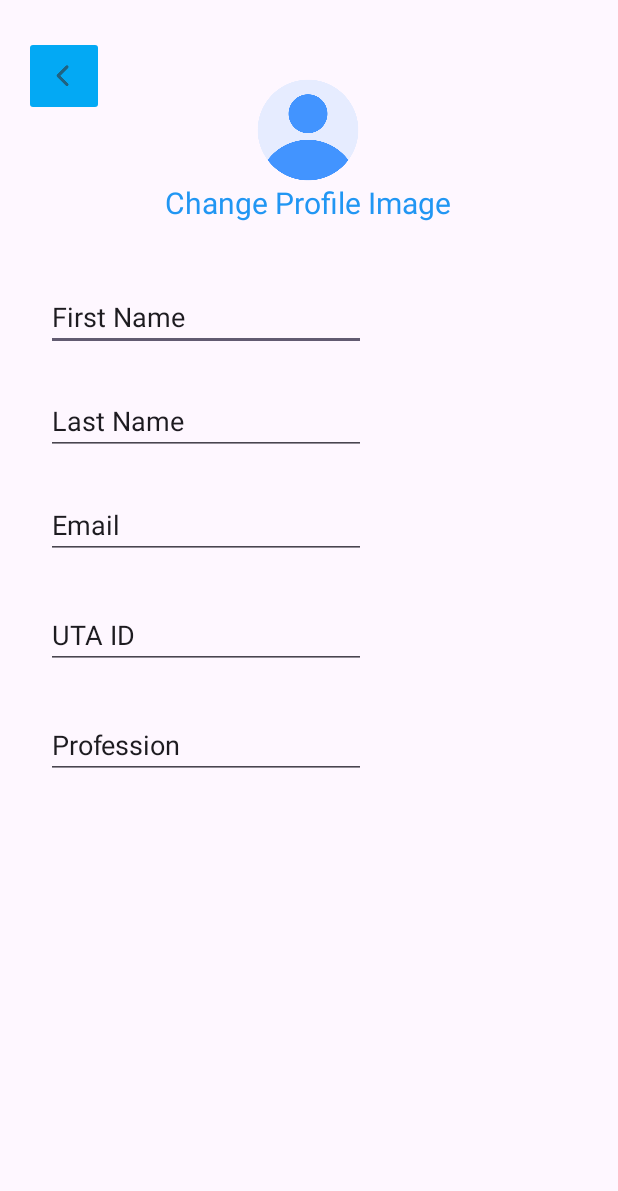
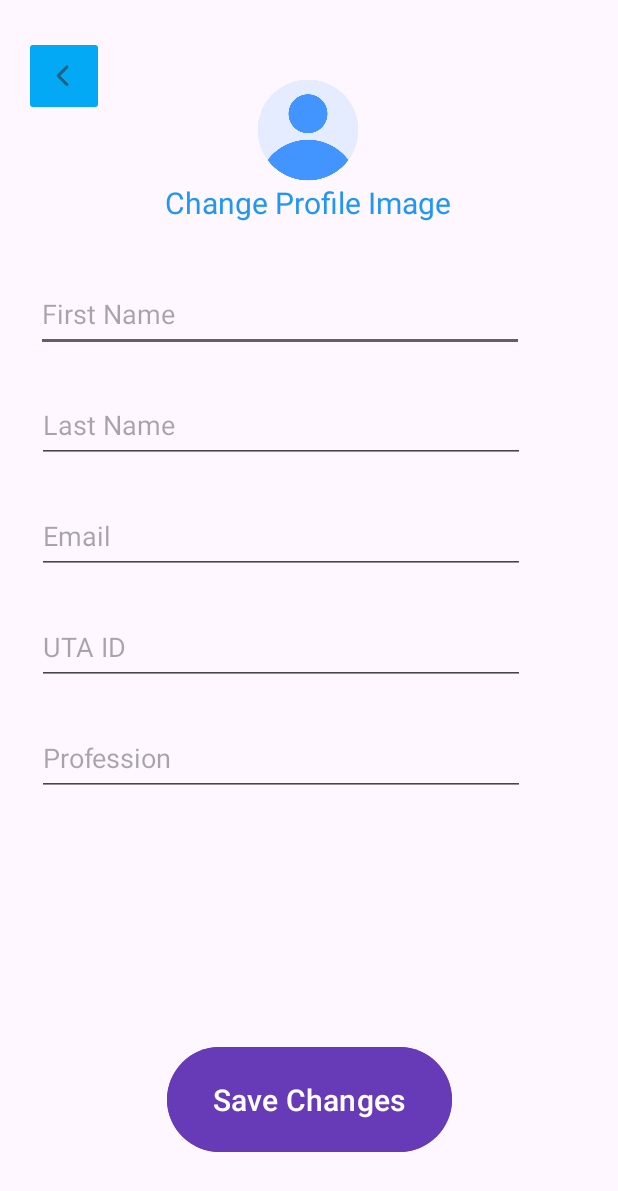
Before and after one commit to Ethyn-N/CritterCalls, an Android app built with Jetpack Compose: the EditAccountActivity screen opened directly, with no data from a screen before it, on a phone screen of 412 x 824 dp. Shown: the top 1191 px of the screen. Run offline under Robolectric (Android 15) with nearby library versions, the phone set to English and light mode, and no system bars; our stand-ins replace Firebase (no records; nobody signed in at launch, a user with empty details on screens opened directly).

Commit message:
Added Profile and Edit Profile elements.

```diff
--- a/app/src/main/java/com/example/crittercalls/EditAccountActivity.java
+++ b/app/src/main/java/com/example/crittercalls/EditAccountActivity.java
@@ -2,13 +2,52 @@ package com.example.crittercalls;
 
 import androidx.appcompat.app.AppCompatActivity;
 
+import android.content.Intent;
 import android.os.Bundle;
+import android.view.View;
+import android.widget.Button;
+import android.widget.EditText;
+import android.widget.ImageButton;
+import android.widget.ImageView;
+import android.widget.ProgressBar;
+import android.widget.TextView;
+
+import com.google.firebase.auth.FirebaseAuth;
 
 public class EditAccountActivity extends AppCompatActivity {
+    private EditText firstName, lastName, email, utaID, profession;
+    private TextView changeProfileImgLink;
+    private ImageView profilePicture;
+    private ImageButton backButton;
+    private Button saveChangesButton;
 
     @Override
     protected void onCreate(Bundle savedInstanceState) {
         super.onCreate(savedInstanceState);
         setContentView(R.layout.activity_edit_account);
+
+        firstName = findViewById(R.id.edit_firstname);
+        lastName = findViewById(R.id.edit_lastname);
+        email = findViewById(R.id.edit_email);
+        utaID = findViewById(R.id.edit_UTA_ID);
+        profession = findViewById(R.id.edit_profession);
+
+        changeProfileImgLink = findViewById(R.id.edit_profile_img_link);
+        profilePicture = findViewById(R.id.edit_profile_img);
+        backButton = findViewById(R.id.edit_back_btn);
+        saveChangesButton = findViewById(R.id.edit_save_changes_btn);
+
+        addListeners();
     }
+
+    private void addListeners() {
+        backButton.setOnClickListener(v -> {
+            Intent redirectToProfile = new Intent(getApplicationContext(), ProfileActivity.class);
+            startActivity(redirectToProfile);
+            finish();
+        });
+    }
+
+
+
 }
--- a/app/src/main/res/layout/activity_edit_account.xml
+++ b/app/src/main/res/layout/activity_edit_account.xml
@@ -18,7 +18,7 @@
         app:srcCompat="@drawable/user_icon_free" />
 
     <TextView
-        android:id="@+id/edit_img_text"
+        android:id="@+id/edit_profile_img_link"
         android:layout_width="wrap_content"
         android:layout_height="wrap_content"
         android:text="Change Profile Image"
@@ -42,68 +42,88 @@
 
     <EditText
         android:id="@+id/edit_firstname"
-        android:layout_width="wrap_content"
-        android:layout_height="wrap_content"
-        android:layout_marginTop="40dp"
+        android:layout_width="325dp"
+        android:layout_height="50dp"
+        android:layout_marginStart="16dp"
+        android:layout_marginTop="36dp"
+        android:autofillHints="name"
         android:ems="10"
+        android:hint="First Name"
         android:inputType="text"
-        android:text="First Name"
         app:layout_constraintEnd_toEndOf="parent"
-        app:layout_constraintHorizontal_bias="0.154"
+        app:layout_constraintHorizontal_bias="0.114"
         app:layout_constraintStart_toStartOf="parent"
-        app:layout_constraintTop_toBottomOf="@+id/edit_img_text" />
+        app:layout_constraintTop_toBottomOf="@+id/edit_profile_img_link" />
+
+    <EditText
+        android:id="@+id/edit_email"
+        android:layout_width="325dp"
+        android:layout_height="50dp"
+        android:layout_marginStart="16dp"
+        android:layout_marginTop="24dp"
+        android:autofillHints="emailAddress"
+        android:ems="10"
+        android:hint="Email"
+        android:inputType="text"
+        app:layout_constraintEnd_toEndOf="parent"
+        app:layout_constraintHorizontal_bias="0.119"
+        app:layout_constraintStart_toStartOf="parent"
+        app:layout_constraintTop_toBottomOf="@+id/edit_lastname" />
+
+    <EditText
+        android:id="@+id/edit_profession"
+        android:layout_width="325dp"
+        android:layout_height="50dp"
+        android:layout_marginStart="16dp"
+        android:layout_marginTop="24dp"
+        android:ems="10"
+        android:hint="Profession"
+        android:inputType="text"
+        app:layout_constraintEnd_toEndOf="parent"
+        app:layout_constraintHorizontal_bias="0.119"
+        app:layout_constraintStart_toStartOf="parent"
+        app:layout_constraintTop_toBottomOf="@+id/edit_UTA_ID" />
 
     <EditText
         android:id="@+id/edit_lastname"
-        android:layout_width="wrap_content"
-        android:layout_height="wrap_content"
+        android:layout_width="325dp"
+        android:layout_height="50dp"
+        android:layout_marginStart="16dp"
         android:layout_marginTop="24dp"
+        android:autofillHints="name"
         android:ems="10"
+        android:hint="Last Name"
         android:inputType="text"
-        android:text="Last Name"
         app:layout_constraintEnd_toEndOf="parent"
-        app:layout_constraintHorizontal_bias="0.154"
+        app:layout_constraintHorizontal_bias="0.119"
         app:layout_constraintStart_toStartOf="parent"
         app:layout_constraintTop_toBottomOf="@+id/edit_firstname" />
 
     <EditText
-        android:id="@+id/edit_email"
-        android:layout_width="wrap_content"
-        android:layout_height="wrap_content"
+        android:id="@+id/edit_UTA_ID"
+        android:layout_width="325dp"
+        android:layout_height="50dp"
+        android:layout_marginStart="16dp"
         android:layout_marginTop="24dp"
         android:ems="10"
+        android:hint="UTA ID"
         android:inputType="text"
-        android:text="Email"
         app:layout_constraintEnd_toEndOf="parent"
-        app:layout_constraintHorizontal_bias="0.154"
-        app:layout_constraintStart_toStartOf="parent"
-        app:layout_constraintTop_toBottomOf="@+id/edit_lastname" />
-
-    <EditText
-        android:id="@+id/edit_UTA_ID"
-        android:layout_width="wrap_content"
-        android:layout_height="wrap_content"
-        android:layout_marginTop="28dp"
-        android:ems="10"
-        android:inputType="text"
-        android:text="UTA ID"
-        app:layout_constraintEnd_toEndOf="parent"
-        app:layout_constraintHorizontal_bias="0.154"
+        app:layout_constraintHorizontal_bias="0.119"
         app:layout_constraintStart_toStartOf="parent"
         app:layout_constraintTop_toBottomOf="@+id/edit_email" />
 
-    <EditText
-        android:id="@+id/edit_profession"
-        android:layout_width="wrap_content"
-        android:layout_height="wrap_content"
-        android:layout_marginTop="28dp"
-        android:ems="10"
-        android:inputType="text"
-        android:text="Profession"
+    <Button
+        android:id="@+id/edit_save_changes_btn"
+        android:layout_width="190dp"
+        android:layout_height="78dp"
+        android:layout_marginBottom="52dp"
+        android:backgroundTint="#673AB7"
+        android:text="Save Changes"
+        android:textSize="20sp"
+        app:layout_constraintBottom_toBottomOf="parent"
         app:layout_constraintEnd_toEndOf="parent"
-        app:layout_constraintHorizontal_bias="0.154"
-        app:layout_constraintStart_toStartOf="parent"
-        app:layout_constraintTop_toBottomOf="@+id/edit_UTA_ID" />
+        app:layout_constraintStart_toStartOf="parent" />
 
 
 </androidx.constraintlayout.widget.ConstraintLayout>
--- a/app/src/main/res/layout/activity_register.xml
+++ b/app/src/main/res/layout/activity_register.xml
@@ -130,6 +130,7 @@
         android:layout_marginTop="8dp"
         android:layout_marginEnd="8dp"
         android:text="@string/register"
+        android:textSize="18sp"
         app:layout_constraintEnd_toEndOf="parent"
         app:layout_constraintStart_toStartOf="parent"
         app:layout_constraintTop_toBottomOf="@+id/reg_confirm_password" />
```
Also changed, not shown: app/src/main/AndroidManifest.xml (+6 -3 lines), app/src/main/java/com/example/crittercalls/ForgotPasswordActivity.java (added, +14 -0 lines), app/src/main/java/com/example/crittercalls/LoginActivity.java (+9 -10 lines), app/src/main/res/layout/activity_forgot_password.xml (added, +31 -0 lines), app/src/main/res/layout/activity_login.xml (+20 -12 lines), app/src/main/res/drawable-hdpi/lock_icon.png (added), app/src/main/res/drawable-mdpi/lock_icon.png (added), app/src/main/res/drawable-xhdpi/lock_icon.png (added), app/src/main/res/drawable-xxhdpi/lock_icon.png (added), app/src/main/res/drawable-xxxhdpi/lock_icon.png (added).
